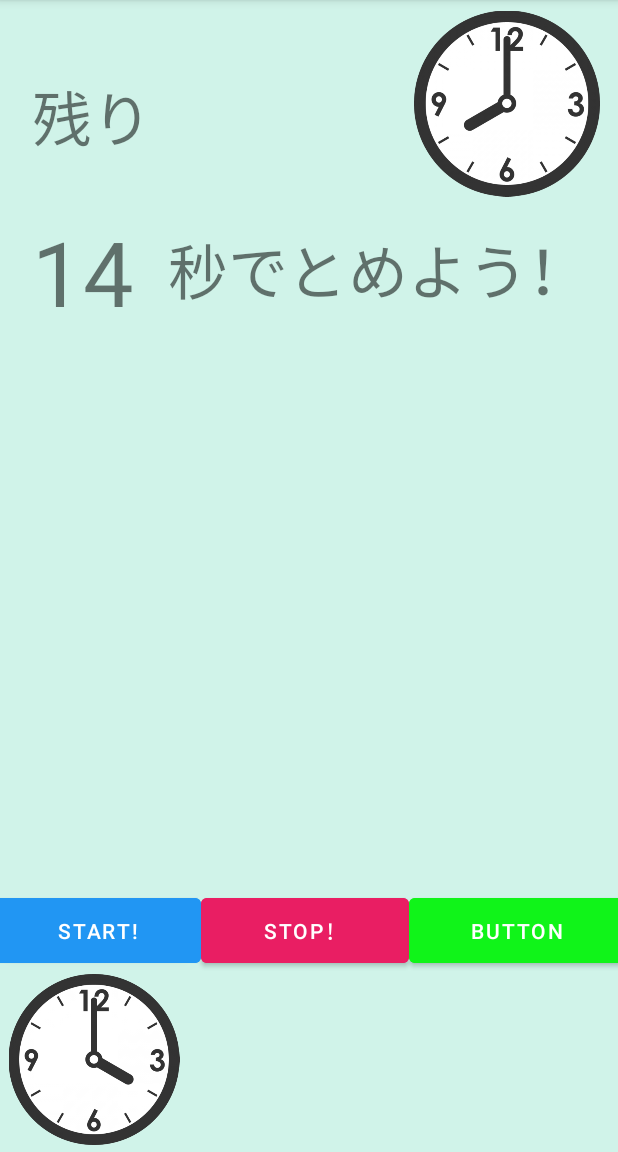
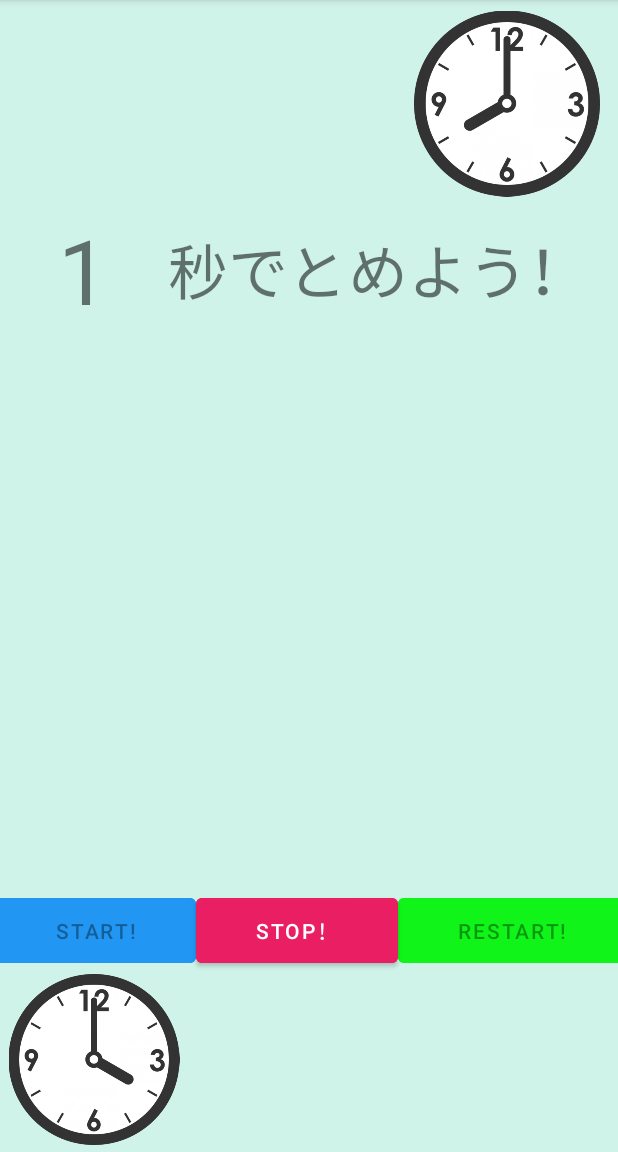
Before and after one commit to wataso26/Odaiapplication, an Android app: the screen it shows after launch (MainActivity), after a tap on "START!", on a phone screen of 412 x 824 dp, the part 84-1236 px from its top. Run offline under Robolectric (Android 15) with nearby library versions, the phone set to English and light mode, and no system bars.

Commit message:
"ランダム機能とボタンの機能実装"

```diff
--- a/app/build.gradle
+++ b/app/build.gradle
@@ -4,21 +4,15 @@ plugins {
 
 }
 android {
-    signingConfigs {
-        config {
-            keyAlias 'key0'
-            storePassword 'Tosouthsky1'
-            keyPassword 'sowawa123'
-            storeFile file('C:\\Users\\souta\\android\\just- stop.jks')
-        }
-    }
+
+
     compileSdkVersion 30
 
     defaultConfig {
         applicationId "app.watanabe.wataso.juststpo"
         minSdkVersion 21
         targetSdkVersion 30
-        versionCode 1
+        versionCode 2
         versionName "1.0"
 
         testInstrumentationRunner "androidx.test.runner.AndroidJUnitRunner"
@@ -27,9 +21,7 @@ android {
     buildTypes {
         release {
             minifyEnabled false
-            debuggable true
             proguardFiles getDefaultProguardFile('proguard-android-optimize.txt'), 'proguard-rules.pro'
-            signingConfig signingConfigs.config
         }
     }
     compileOptions {
--- a/app/src/main/java/app/watanabe/wataso/juststop/MainActivity.kt
+++ b/app/src/main/java/app/watanabe/wataso/juststop/MainActivity.kt
@@ -1,42 +1,75 @@
 package app.watanabe.wataso.juststop
 
+import android.icu.text.SimpleDateFormat
+import android.os.Build
 import android.os.Bundle
 import android.os.CountDownTimer
+import android.os.Handler
 import android.widget.Button
 import android.widget.TextView
+import androidx.annotation.RequiresApi
 import androidx.appcompat.app.AppCompatActivity
 import androidx.core.view.isVisible
+import java.util.*
 
 
 class MainActivity : AppCompatActivity() {
 
+    companion object {
+        private const val TERM_MILLISECOND: Long = 100
+    }
+
+    lateinit var figureText:TextView
     lateinit var secondText:TextView
     lateinit var startButton: Button
+    lateinit var stopButton: Button
+    lateinit var resetButton:Button
 
-    var second =60
+    var second =30
 
-    val timer : CountDownTimer = object : CountDownTimer(60000,1000){
+//    val timer : CountDownTimer = object : CountDownTimer(30000,1000){
+//
+//        override fun onFinish() {
+//            secondText.isVisible = true
+//            second=30
+//            secondText.text= second.toString()
+//            TODO("Not yet implemented")
+//
+//        }
+//
+//        override fun onTick(millisUntilFinished: Long) {
+//            second = second -1
+//            secondText.text = second.toString()
+//        }
+//    }
 
-        override fun onFinish() {
-            secondText.isVisible = true
-            second=60
-            secondText.text= second.toString()
-            TODO("Not yet implemented")
-
-        }
-
-        override fun onTick(millisUntilFinished: Long) {
-            second = second -1
-            secondText.text = second.toString()
-        }
-    }
-
+    @RequiresApi(Build.VERSION_CODES.N)
     override fun onCreate(savedInstanceState: Bundle?) {
         super.onCreate(savedInstanceState)
         setContentView(R.layout.activity_main)
 
+        figureText = findViewById(R.id.figure)
+        secondText = findViewById(R.id.secondText)
         startButton = findViewById(R.id.startButton)
-        secondText = findViewById(R.id.secondText)
+        stopButton = findViewById(R.id.stopButton)
+        resetButton = findViewById(R.id.resetButton)
+
+        var time = 0L
+        val dataFormat = SimpleDateFormat("mm:ss.S", Locale.getDefault())
+
+
+        val handler = Handler()
+        val timer = object : Runnable {
+            override fun run() {
+                // timeに0.1秒を追加
+                time += TERM_MILLISECOND
+                var genshou=dataFormat.format(time)
+                //時間を表示
+                secondText.text =dataFormat.format(time)
+                // 0.1秒で再度呼ばれるようにする
+                handler.postDelayed(this, TERM_MILLISECOND)
+            }
+        }
 
 
         secondText.text =second.toString()
@@ -44,8 +77,36 @@ class MainActivity : AppCompatActivity() {
         startButton.setOnClickListener {
             secondText.isVisible=false
 
-            timer.start()
+            var odai:Int= (1..29).random()
+            figureText.text =odai.toString()
+            handler.post(timer)
+
+            startButton.isEnabled = false
+            stopButton.isEnabled = true
+            resetButton.isEnabled = false
         }
+        stopButton.setOnClickListener{
+            secondText.isVisible = true
+            handler.removeCallbacks(timer)
+
+            startButton.isEnabled = false
+            stopButton.isEnabled = false
+            resetButton.isEnabled = true
+
+
+        }
+        resetButton.setOnClickListener {
+            secondText.isVisible = true
+            second=30
+            secondText.text= second.toString()
+
+            startButton.isEnabled = true
+            stopButton.isEnabled = false
+            resetButton.isEnabled = false
+
+        }
+
+
     }
 
 }
--- a/app/src/main/res/layout/activity_main.xml
+++ b/app/src/main/res/layout/activity_main.xml
@@ -41,7 +41,7 @@
             android:layout_height="match_parent"
             android:layout_weight="1"
             android:backgroundTint="#10F419"
-            android:text="Button" />
+            android:text="RESTART!" />
 
     </LinearLayout>
 
@@ -49,13 +49,12 @@
         android:id="@+id/figure"
         android:layout_width="78dp"
         android:layout_height="91dp"
-        android:layout_marginTop="36dp"
         android:gravity="center"
-        android:text="14"
+        android:text="?"
         android:textSize="60sp"
         app:layout_constraintEnd_toStartOf="@+id/sentence"
         app:layout_constraintStart_toStartOf="parent"
-        app:layout_constraintTop_toBottomOf="@+id/textView" />
+        app:layout_constraintTop_toBottomOf="@+id/imageView2" />
 
     <TextView
         android:id="@+id/sentence"
@@ -71,8 +70,8 @@
 
     <TextView
         android:id="@+id/secondText"
-        android:layout_width="147dp"
-        android:layout_height="113dp"
+        android:layout_width="wrap_content"
+        android:layout_height="wrap_content"
         android:layout_marginTop="24dp"
         android:layout_marginBottom="24dp"
         android:gravity="center"
@@ -106,19 +105,4 @@
         app:layout_constraintTop_toTopOf="parent"
         app:srcCompat="@drawable/tokei2" />
 
-    <TextView
-        android:id="@+id/textView"
-        android:layout_width="91dp"
-        android:layout_height="51dp"
-        android:layout_marginStart="16dp"
-        android:layout_marginTop="48dp"
-        android:layout_marginEnd="133dp"
-        android:gravity="center"
-        android:text="残り"
-        android:textSize="40sp"
-        app:layout_constraintEnd_toStartOf="@+id/imageView2"
-        app:layout_constraintHorizontal_bias="0.0"
-        app:layout_constraintStart_toStartOf="parent"
-        app:layout_constraintTop_toTopOf="parent" />
-
 </androidx.constraintlayout.widget.ConstraintLayout>
```
